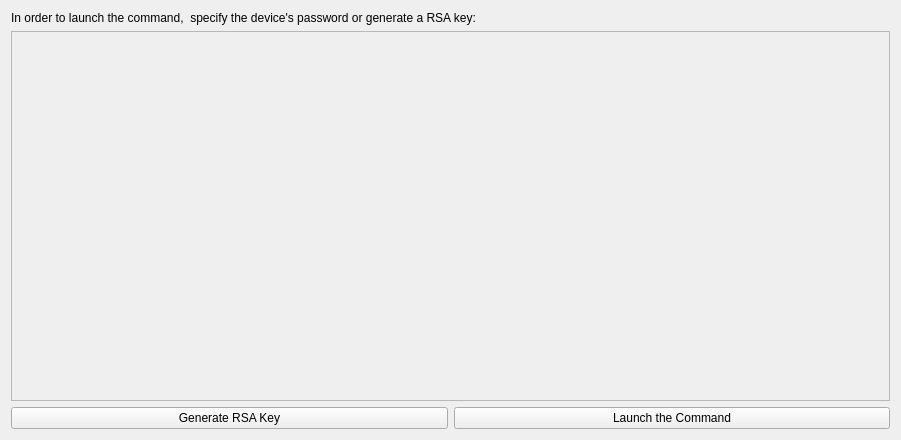
Above: src/ui_files/Password_Window_Design.ui from uf-reef-avl/multilauncher before the change. Below: the same form after it.
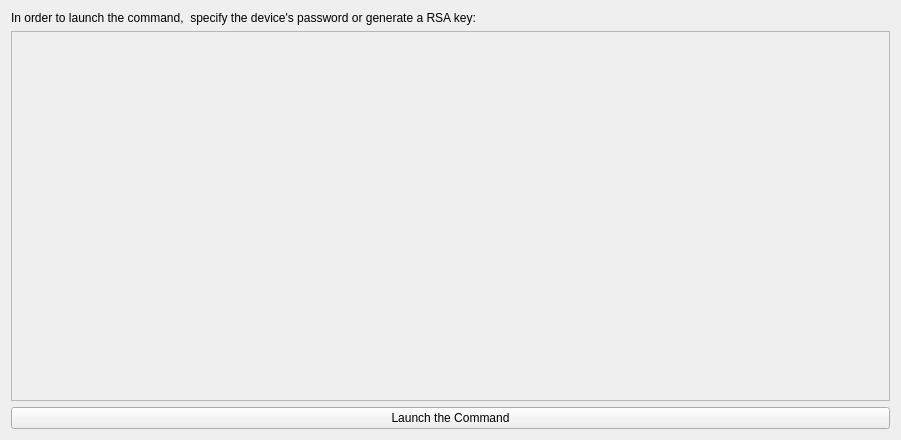
That is the form after the change.

Commit message: Moved Generate Key to the main window, various graphical changes with color combinations and text rewrites

Patch:
```diff
--- a/src/ui_files/Password_Window_Design.ui
+++ b/src/ui_files/Password_Window_Design.ui
@@ -55,16 +55,6 @@
    </item>
    <item row="3" column="0">
     <layout class="QHBoxLayout" name="horizontalLayout_2">
-     <item>
-      <widget class="QPushButton" name="button_generate_RSA">
-       <property name="text">
-        <string>Generate RSA Key</string>
-       </property>
-       <property name="autoDefault">
-        <bool>false</bool>
-       </property>
-      </widget>
-     </item>
      <item>
       <widget class="QPushButton" name="launchButton">
        <property name="text">
```
Left out of the diff: 2 changed lines with no effect on the pictures. The commit also changes 17 other files.
